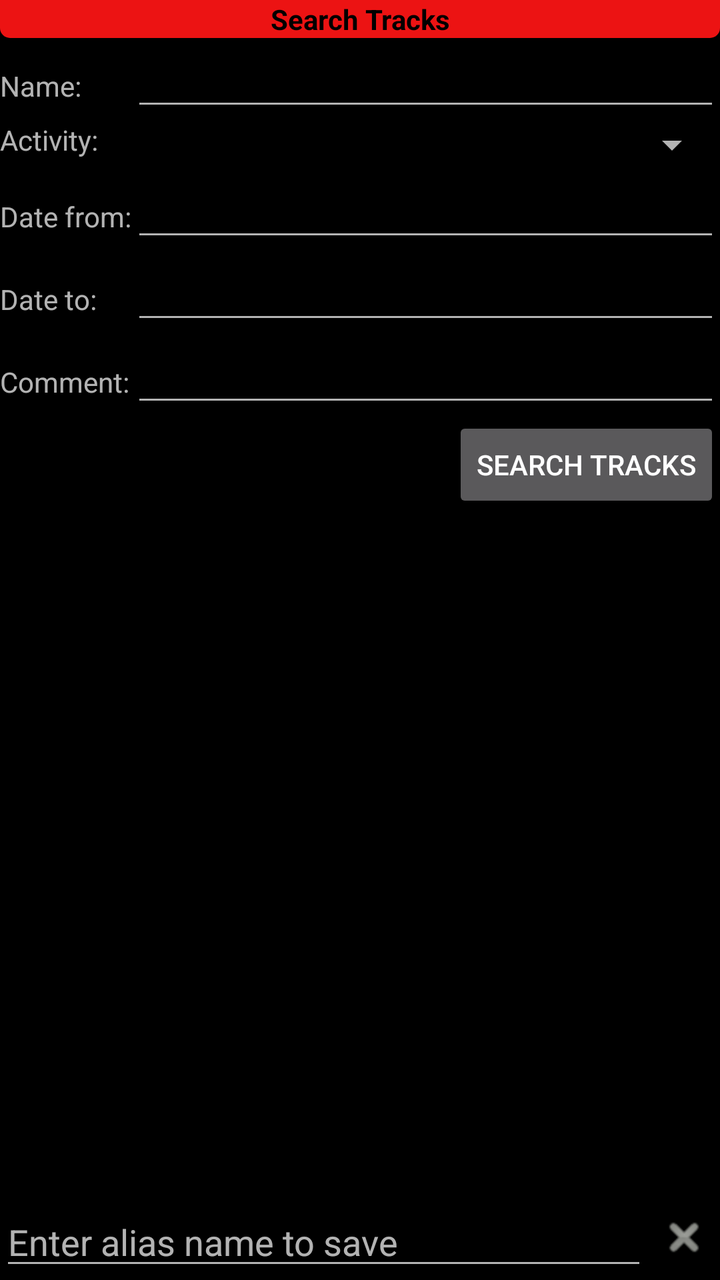
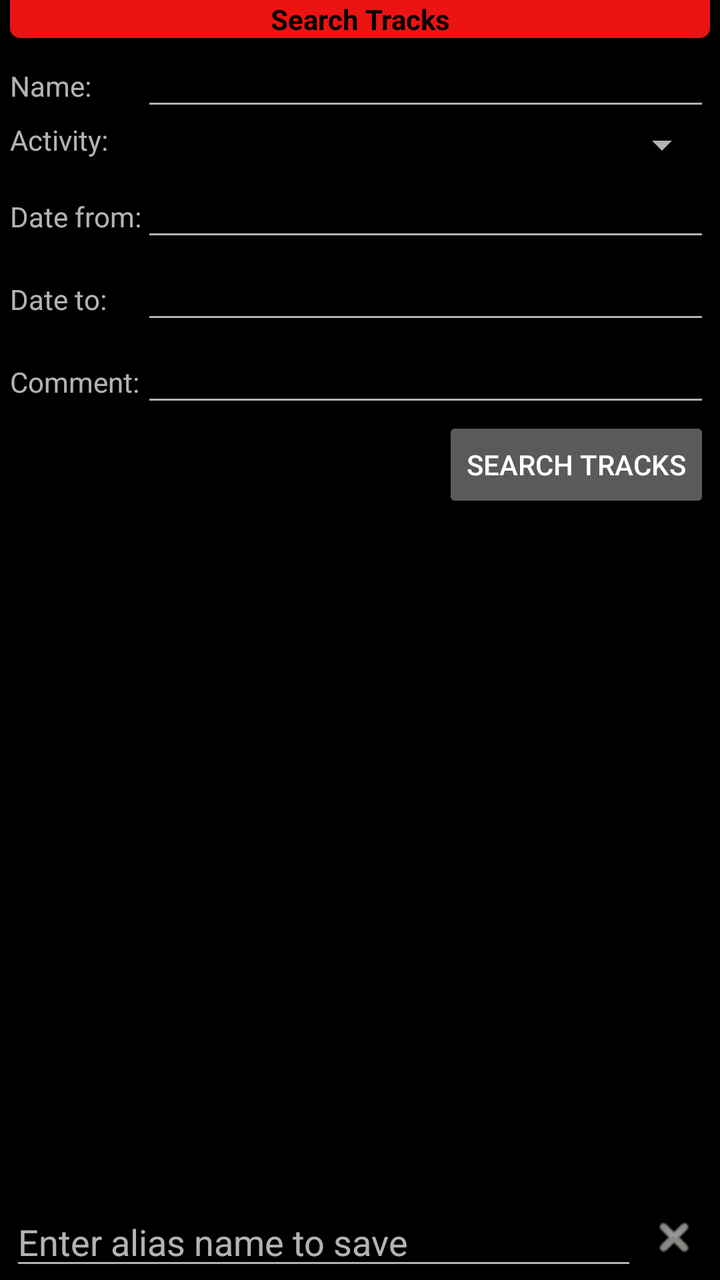

Compare the two renders of this Android layout. The source of the first and the diff that turns it into the second are given below.
<!-- AndroidManifest.xml: application theme MyDarkTheme -->
<!-- res/layout/search_tracks.xml -->
<?xml version="1.0" encoding="utf-8"?>
<RelativeLayout xmlns:android="http://schemas.android.com/apk/res/android"
    android:layout_width="fill_parent"
    android:layout_height="fill_parent">

    <android.support.v7.widget.Toolbar
        android:id="@+id/toolbar"
        android:layout_width="match_parent"
        android:layout_height="wrap_content"
        android:minHeight="?attr/actionBarSize"
        android:theme="?attr/actionBarTheme" />

    <TableLayout
        android:layout_width="fill_parent"
        android:layout_height="wrap_content"
        android:stretchColumns="1">

        <TableRow android:layout_width="match_parent">

            <TextView
                android:layout_span="3"
                android:background="@drawable/round_from_top"
                android:gravity="center"
                android:text="@string/search_tracks"
                android:textColor="#000000"
                android:textStyle="bold" />
        </TableRow>

        <TableRow>

            <TextView
                android:layout_width="wrap_content"
                android:layout_height="wrap_content"
                android:text="@string/name_label" />

            <AutoCompleteTextView
                android:id="@+id/track_name"
                android:layout_width="match_parent"
                android:layout_height="wrap_content"
                android:layout_span="2"
                android:layout_weight="1" />
        </TableRow>

        <TableRow>

            <TextView
                android:layout_width="wrap_content"
                android:layout_height="wrap_content"
                android:text="@string/activity_label" />

            <Spinner
                android:id="@+id/activity"
                android:layout_width="fill_parent"
                android:layout_height="wrap_content"
                android:layout_span="2"
                android:prompt="@string/activity_select" />
        </TableRow>

        <TableRow>

            <TextView
                android:layout_width="wrap_content"
                android:layout_height="wrap_content"
                android:text="@string/date_from_label" />

            <EditText
                android:id="@+id/dateFrom"
                android:layout_width="253dp"
                android:layout_height="wrap_content"
                android:layout_span="2"
                android:cursorVisible="false" />
        </TableRow>

        <TableRow>

            <TextView
                android:layout_width="wrap_content"
                android:layout_height="wrap_content"
                android:text="@string/date_to_label" />

            <EditText
                android:id="@+id/dateTo"
                android:layout_width="250dp"
                android:layout_height="wrap_content"
                android:layout_span="2"
                android:cursorVisible="false" />
        </TableRow>

        <TableRow>

            <TextView
                android:layout_width="wrap_content"
                android:layout_height="wrap_content"
                android:text="@string/comment_label" />

            <EditText
                android:id="@+id/comment"
                android:layout_width="253dp"
                android:layout_height="wrap_content"
                android:layout_span="2"
                android:cursorVisible="false" />
        </TableRow>

        <TableRow>

            <Button
                android:id="@+id/search"
                android:layout_width="match_parent"
                android:layout_height="wrap_content"
                android:layout_column="2"
                android:text="@string/search_tracks" />
        </TableRow>
    </TableLayout>

    <LinearLayout
        android:layout_width="match_parent"
        android:layout_height="wrap_content"
        android:layout_alignParentBottom="true">

        <EditText
            android:id="@+id/alias"
            android:layout_width="fill_parent"
            android:layout_height="wrap_content"
            android:layout_weight="10"
            android:cursorVisible="false"
            android:gravity="bottom"
            android:hint="@string/enter_alias_name"
            android:singleLine="true" />

        <ImageButton
            android:id="@+id/but_delete"
            android:layout_width="40dp"
            android:layout_height="40dp"
            android:layout_weight="1"
            android:background="#000000"
            android:scaleType="centerInside"
            android:src="@mipmap/delete" />
    </LinearLayout>

</RelativeLayout>
<!-- resources referenced by this layout -->
<resources>
  <!-- drawable round_from_top (drawable) -->
  <?xml version="1.0" encoding="utf-8"?>
  <shape xmlns:android="http://schemas.android.com/apk/res/android"
      android:shape="rectangle">
      <solid android:color="#ec1313" />
      <corners
          android:bottomLeftRadius="5dp"
          android:bottomRightRadius="5dp" />
  </shape>
  <!-- mipmap delete: png bitmap (mipmap-hdpi, 1190 bytes) -->
  <string name="activity_label">Activity:</string>
  <string name="activity_select">Select Activity:</string>
  <string name="comment_label">Comment:</string>
  <string name="date_from_label">Date from:</string>
  <string name="date_to_label">Date to:</string>
  <string name="enter_alias_name">Enter alias name to save</string>
  <string name="name_label">Name:</string>
  <string name="search_tracks">Search Tracks</string>
  <style name="MyDarkTheme" parent="Theme.AppCompat">
          <item name="android:background">@color/colorBackground</item>
      </style>
  <color name="colorBackground">#000000</color>
</resources>

<!-- the commit's change to res/layout/search_tracks.xml (unified diff, before → after) -->
@@ -1,7 +1,9 @@
 <?xml version="1.0" encoding="utf-8"?>
 <RelativeLayout xmlns:android="http://schemas.android.com/apk/res/android"
-    android:layout_width="fill_parent"
-    android:layout_height="fill_parent">
+    android:layout_width="match_parent"
+    android:layout_height="match_parent"
+    android:paddingStart="5dp"
+    android:paddingEnd="5dp">
 
     <android.support.v7.widget.Toolbar
         android:id="@+id/toolbar"
